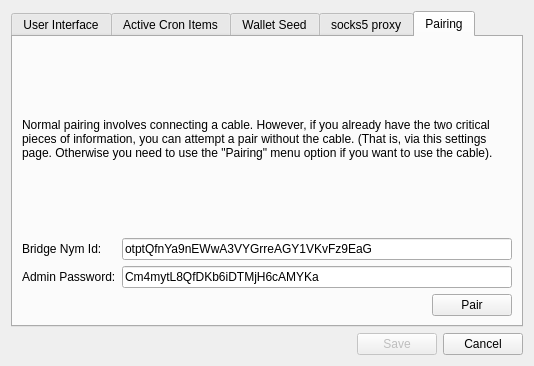
Above: src/gui/widgets/settings.ui from Open-Transactions/Moneychanger before the change. Below: the same form after it.
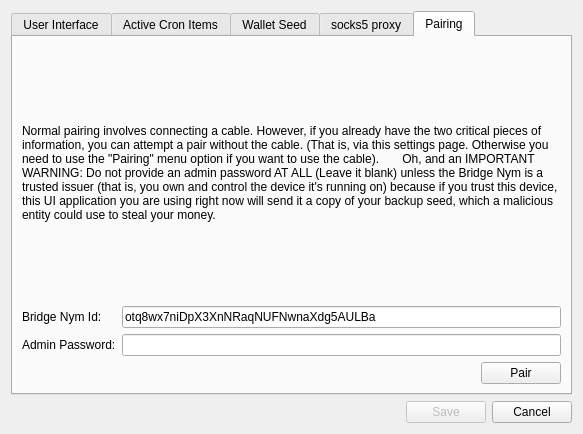
That is the form after the change.

Commit message: updates for latest Pair API.

Patch:
```diff
--- a/src/gui/widgets/settings.ui
+++ b/src/gui/widgets/settings.ui
@@ -6,8 +6,8 @@
    <rect>
     <x>0</x>
     <y>0</y>
-    <width>534</width>
-    <height>366</height>
+    <width>583</width>
+    <height>434</height>
    </rect>
   </property>
   <property name="windowTitle">
@@ -232,7 +232,7 @@
        <item>
         <widget class="QLabel" name="label_5">
          <property name="text">
-          <string>Normal pairing involves connecting a cable. However, if you already have the two critical pieces of information, you can attempt a pair without the cable. (That is, via this settings page. Otherwise you need to use the &quot;Pairing&quot; menu option if you want to use the cable).</string>
+          <string>Normal pairing involves connecting a cable. However, if you already have the two critical pieces of information, you can attempt a pair without the cable. (That is, via this settings page. Otherwise you need to use the &quot;Pairing&quot; menu option if you want to use the cable).       Oh, and an IMPORTANT WARNING: Do not provide an admin password AT ALL (Leave it blank) unless the Bridge Nym is a trusted issuer (that is, you own and control the device it's running on) because if you trust this device, this UI application you are using right now will send it a copy of your backup seed, which a malicious entity could use to steal your money.</string>
          </property>
          <property name="wordWrap">
           <bool>true</bool>
@@ -251,7 +251,7 @@
          <item row="0" column="1">
           <widget class="QLineEdit" name="lineEditBridgeNymId">
            <property name="text">
-            <string>otptQfnYa9nEWwA3VYGrreAGY1VKvFz9EaG</string>
+            <string>otq8wx7niDpX3XnNRaqNUFNwnaXdg5AULBa</string>
            </property>
           </widget>
          </item>
@@ -265,7 +265,7 @@
          <item row="1" column="1">
           <widget class="QLineEdit" name="lineEditAdminPassword">
            <property name="text">
-            <string>Cm4mytL8QfDKb6iDTMjH6cAMYKa</string>
+            <string/>
            </property>
           </widget>
          </item>
```
The commit also changes 6 other files.
